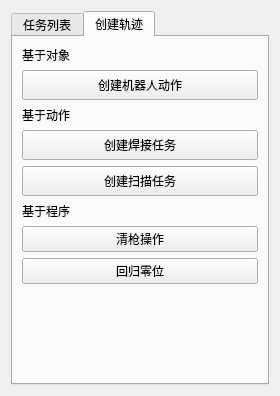
Before: the Qt Designer form src/Mod/Robot/Gui/TaskManage/TaskBox_TaskManager.ui in panyixiao/XH_CAD, drawn with Qt 5.
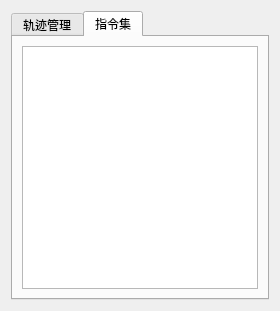
After: the same form once the commit is applied. The open tabs and pages were chosen to show the change.

Commit message: feat: 删除原有的机器人/变位机/机械组类，新增 ExtAx 类

Patch:
```diff
--- a/src/Mod/Robot/Gui/TaskManage/TaskBox_TaskManager.ui
+++ b/src/Mod/Robot/Gui/TaskManage/TaskBox_TaskManager.ui
@@ -7,7 +7,7 @@
     <x>0</x>
     <y>0</y>
     <width>280</width>
-    <height>396</height>
+    <height>311</height>
    </rect>
   </property>
   <property name="minimumSize">
@@ -33,7 +33,7 @@
      </property>
      <widget class="QWidget" name="tab_2">
       <attribute name="title">
-       <string>任务列表</string>
+       <string>轨迹管理</string>
       </attribute>
       <layout class="QVBoxLayout" name="verticalLayout_6">
        <item>
@@ -137,98 +137,11 @@
      </widget>
      <widget class="QWidget" name="tab">
       <attribute name="title">
-       <string>创建轨迹</string>
+       <string>指令集</string>
       </attribute>
       <layout class="QVBoxLayout" name="verticalLayout_4">
        <item>
-        <widget class="QLabel" name="label">
-         <property name="text">
-          <string>基于对象</string>
-         </property>
-        </widget>
-       </item>
-       <item>
-        <widget class="QPushButton" name="pushButton_insertFreeTrac">
-         <property name="minimumSize">
-          <size>
-           <width>0</width>
-           <height>30</height>
-          </size>
-         </property>
-         <property name="layoutDirection">
-          <enum>Qt::LeftToRight</enum>
-         </property>
-         <property name="text">
-          <string>创建机器人动作</string>
-         </property>
-        </widget>
-       </item>
-       <item>
-        <widget class="QLabel" name="label_2">
-         <property name="text">
-          <string>基于动作</string>
-         </property>
-        </widget>
-       </item>
-       <item>
-        <widget class="QPushButton" name="pushButton_insertSeamTrac">
-         <property name="minimumSize">
-          <size>
-           <width>0</width>
-           <height>30</height>
-          </size>
-         </property>
-         <property name="text">
-          <string>创建焊接任务</string>
-         </property>
-        </widget>
-       </item>
-       <item>
-        <widget class="QPushButton" name="pushButton_insertScanTrac">
-         <property name="minimumSize">
-          <size>
-           <width>0</width>
-           <height>30</height>
-          </size>
-         </property>
-         <property name="text">
-          <string>创建扫描任务</string>
-         </property>
-        </widget>
-       </item>
-       <item>
-        <widget class="QLabel" name="label_3">
-         <property name="text">
-          <string>基于程序</string>
-         </property>
-        </widget>
-       </item>
-       <item>
-        <widget class="QPushButton" name="pushButton_insertTask_CleanTorch">
-         <property name="text">
-          <string>清枪操作</string>
-         </property>
-        </widget>
-       </item>
-       <item>
-        <widget class="QPushButton" name="pushButton_insertTask_GoHome">
-         <property name="text">
-          <string>回归零位</string>
-         </property>
-        </widget>
-       </item>
-       <item>
-        <spacer name="verticalSpacer_3">
-         <property name="orientation">
-          <enum>Qt::Vertical</enum>
-         </property>
-         <property name="sizeHint" stdset="0">
-          <size>
-           <width>20</width>
-           <height>40</height>
-          </size>
-         </property>
-        </spacer>
+        <widget class="QListView" name="listView"/>
        </item>
       </layout>
      </widget>
```
Left out of the diff: 72 changed lines with no effect on the pictures. Lines whose indentation alone changed are shown as unchanged. The commit also changes 297 other files.
